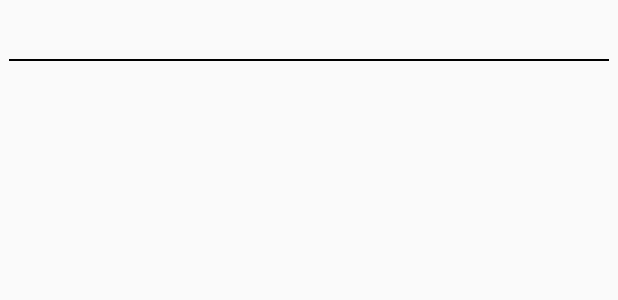
After one commit to FMProducts/Talking-Dictionary-Android-App, an Android app: the layout word_item.xml on its own in the app's theme, with its tools: preview values and no code run, on a phone screen of 412 x 824 dp. The commit adds this screen. Shown: the top 300 px of the screen. Run offline under Robolectric (Android 15) with nearby library versions, the phone set to English and light mode, and no system bars; network calls fail.

Commit message:
home010123

```diff
--- /dev/null
+++ b/app/src/main/res/layout/word_item.xml
@@ -0,0 +1,26 @@
+<?xml version="1.0" encoding="utf-8"?>
+<RelativeLayout xmlns:android="http://schemas.android.com/apk/res/android"
+    android:orientation="vertical"
+    android:id="@+id/content"
+    android:layout_width="match_parent"
+    android:layout_height="wrap_content">
+
+    <androidx.appcompat.widget.AppCompatTextView
+        android:id="@+id/word"
+        android:textSize="22sp"
+        android:layout_marginTop="6dp"
+        android:layout_marginStart="6dp"
+        android:layout_marginEnd="6dp"
+        android:textColor="@android:color/black"
+        android:layout_width="match_parent"
+        android:layout_height="wrap_content"/>
+
+    <View
+        android:layout_width="match_parent"
+        android:layout_height="1dp"
+        android:layout_below="@id/word"
+        android:layout_marginTop="4dp"
+        android:layout_marginStart="6dp"
+        android:layout_marginEnd="6dp"
+        android:background="@android:color/black"/>
+</RelativeLayout>
```
Also changed, not shown: app/build.gradle (+33 -3 lines), app/src/main/assets/data.json (added, +28 -0 lines), app/src/main/java/com/fmproducts/rysgal/talkingdictionaryapp/Data.java (added, +49 -0 lines), app/src/main/java/com/fmproducts/rysgal/talkingdictionaryapp/MainActivity.java (+34 -0 lines), app/src/main/java/com/fmproducts/rysgal/talkingdictionaryapp/MainDictionaryAdapter.java (added, +69 -0 lines), app/src/main/java/com/fmproducts/rysgal/talkingdictionaryapp/Player.java (added, +34 -0 lines), app/src/main/java/com/fmproducts/rysgal/talkingdictionaryapp/Word.java (added, +29 -0 lines), app/src/main/res/layout/activity_main.xml (+6 -10 lines), 1 other file.
